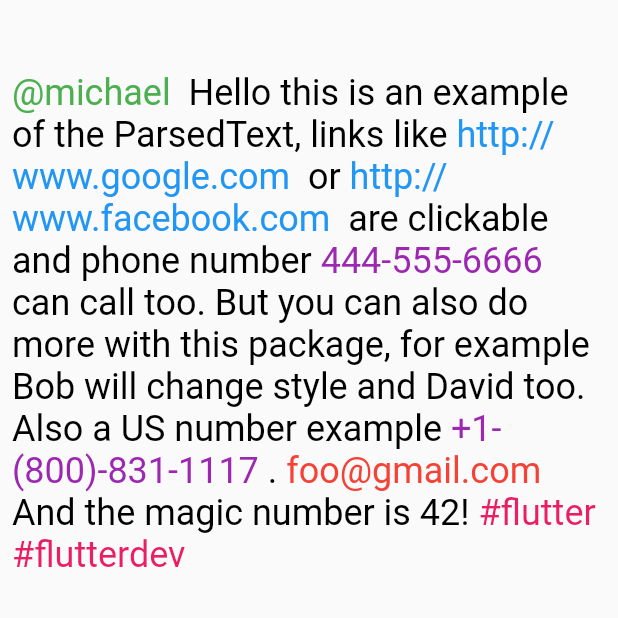
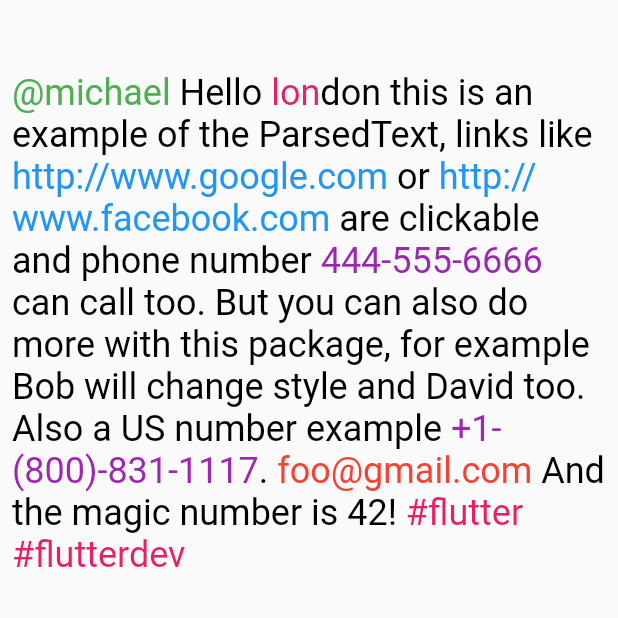
Before and after one commit to fayeed/flutter_parsed_text, a Flutter app: the screen it shows after launch, on a phone screen of 412 x 824 dp, the top half of it. Run offline on Flutter 3.47's test engine with Material 2 defaults, Android fonts, the phone set to English and light mode, and no system bars.

Commit message:
ParsedType enum added. Fixed a issue where a space was added after the parsed text.

```diff
--- a/example/lib/main.dart
+++ b/example/lib/main.dart
@@ -36,10 +36,10 @@ class _MainAppState extends State<MainApp> {
             child: ParsedText(
               alignment: TextAlign.start,
               text:
-                  "[@michael:51515151] Hello this is an example of the ParsedText, links like http://www.google.com or http://www.facebook.com are clickable and phone number 444-555-6666 can call too. But you can also do more with this package, for example Bob will change style and David too.\nAlso a US number example +1-(800)-831-1117. foo@gmail.com And the magic number is 42! #flutter #flutterdev",
+                  "[@michael:51515151] Hello london this is an example of the ParsedText, links like http://www.google.com or http://www.facebook.com are clickable and phone number 444-555-6666 can call too. But you can also do more with this package, for example Bob will change style and David too.\nAlso a US number example +1-(800)-831-1117. foo@gmail.com And the magic number is 42! #flutter #flutterdev",
               parse: <MatchText>[
                 MatchText(
-                    type: "email",
+                    type: ParsedType.EMAIL,
                     style: TextStyle(
                       color: Colors.red,
                       fontSize: 24,
@@ -48,7 +48,7 @@ class _MainAppState extends State<MainApp> {
                       launch("mailto:" + url);
                     }),
                 MatchText(
-                    type: "url",
+                    type: ParsedType.URL,
                     style: TextStyle(
                       color: Colors.blue,
                       fontSize: 24,
@@ -61,7 +61,7 @@ class _MainAppState extends State<MainApp> {
                       }
                     }),
                 MatchText(
-                    type: "phone",
+                    type: ParsedType.PHONE,
                     style: TextStyle(
                       color: Colors.purple,
                       fontSize: 24,
@@ -126,7 +126,14 @@ class _MainAppState extends State<MainApp> {
                           );
                         },
                       );
-                    })
+                    }),
+                MatchText(
+                    pattern: r"lon",
+                    style: TextStyle(
+                      color: Colors.pink,
+                      fontSize: 24,
+                    ),
+                    onTap: (url) async {})
               ],
               style: TextStyle(
                 fontSize: 24,
--- a/lib/src/match_text.dart
+++ b/lib/src/match_text.dart
@@ -1,16 +1,12 @@
 part of flutter_parsed_text;
 
-/// Predefined types
-const EMAIL = "email";
-const PHONE = "phone";
-const URL = "url";
-const CUSTOM = "custom";
+enum ParsedType { EMAIL, PHONE, URL, CUSTOM }
 
 /// A MatchText class which provides a structure for [ParsedText] to handle
 /// Pattern matching and also to provide custom [Function] and custom [TextStyle].
 class MatchText {
   /// Used to enforce Predefined regex to match from
-  String type;
+  ParsedType type;
 
   /// If no [type] property is explicitly defined then this propery must be
   /// non null takes a [regex] string
@@ -37,7 +33,7 @@ class MatchText {
 
   /// Creates a MatchText object
   MatchText({
-    this.type = CUSTOM,
+    this.type = ParsedType.CUSTOM,
     this.pattern,
     this.style,
     this.onTap,
--- a/lib/src/parsed_text.dart
+++ b/lib/src/parsed_text.dart
@@ -84,19 +84,19 @@ class ParsedText extends StatelessWidget {
     // Parse the whole text and adds "%%%%" before and after the
     // each matched text this will be used to split the text affectively
     parse.forEach((e) {
-      if (e.type == EMAIL) {
+      if (e.type == ParsedType.EMAIL) {
         RegExp regExp = RegExp(emailPattern, multiLine: true);
         newString = newString.splitMapJoin(regExp,
             onMatch: (m) => "%%%%${m.group(0)}%%%%", onNonMatch: (m) => "$m");
-      } else if (e.type == PHONE) {
+      } else if (e.type == ParsedType.PHONE) {
         RegExp regExp = RegExp(phonePattern);
         newString = newString.splitMapJoin(regExp,
             onMatch: (m) => "%%%%${m.group(0)}%%%%", onNonMatch: (m) => "$m");
-      } else if (e.type == URL) {
+      } else if (e.type == ParsedType.URL) {
         RegExp regExp = RegExp(urlPattern);
         newString = newString.splitMapJoin(regExp,
             onMatch: (m) => "%%%%${m.group(0)}%%%%", onNonMatch: (m) => "$m");
-      } else if (e.type == CUSTOM) {
+      } else if (e.type == ParsedType.CUSTOM) {
         RegExp regExp = RegExp(e.pattern,
             multiLine: e.regexOptions.multiLine,
             caseSensitive: e.regexOptions.caseSensitive,
@@ -122,7 +122,7 @@ class ParsedText extends StatelessWidget {
 
       // loop over to find patterns
       for (final e in parse) {
-        if (e.type == CUSTOM) {
+        if (e.type == ParsedType.CUSTOM) {
           RegExp customRegExp = RegExp(e.pattern,
               multiLine: e.regexOptions.multiLine,
               caseSensitive: e.regexOptions.caseSensitive,
@@ -138,22 +138,21 @@ class ParsedText extends StatelessWidget {
 
               widget = TextSpan(
                 style: e.style != null ? e.style : style,
-                text: "${result['display']} ",
+                text: "${result['display']}",
                 recognizer: TapGestureRecognizer()
                   ..onTap = () => e.onTap(result['value']),
               );
             } else {
               widget = TextSpan(
                 style: e.style != null ? e.style : style,
-                text: "$element ",
+                text: "$element",
                 recognizer: TapGestureRecognizer()
                   ..onTap = () => e.onTap(element),
               );
             }
             break;
           }
-        } else if (e.type == EMAIL) {
-          print("email$element");
+        } else if (e.type == ParsedType.EMAIL) {
           RegExp emailRegExp = RegExp(emailPattern);
 
           bool matched = emailRegExp.hasMatch(element);
@@ -161,14 +160,13 @@ class ParsedText extends StatelessWidget {
           if (matched) {
             widget = TextSpan(
               style: e.style != null ? e.style : style,
-              text: "$element ",
+              text: "$element",
               recognizer: TapGestureRecognizer()
                 ..onTap = () => e.onTap(element),
             );
             break;
           }
-        } else if (e.type == PHONE) {
-          print("phone $element");
+        } else if (e.type == ParsedType.PHONE) {
           RegExp phoneRegExp = RegExp(phonePattern);
 
           bool matched = phoneRegExp.hasMatch(element);
@@ -176,14 +174,13 @@ class ParsedText extends StatelessWidget {
           if (matched) {
             widget = TextSpan(
               style: e.style != null ? e.style : style,
-              text: "$element ",
+              text: "$element",
               recognizer: TapGestureRecognizer()
                 ..onTap = () => e.onTap(element),
             );
             break;
           }
-        } else if (e.type == URL) {
-          print("url $element");
+        } else if (e.type == ParsedType.URL) {
           RegExp urlRegExp = RegExp(urlPattern);
 
           bool matched = urlRegExp.hasMatch(element);
@@ -191,7 +188,7 @@ class ParsedText extends StatelessWidget {
           if (matched) {
             widget = TextSpan(
               style: e.style != null ? e.style : style,
-              text: "$element ",
+              text: "$element",
               recognizer: TapGestureRecognizer()
                 ..onTap = () => e.onTap(element),
             );
--- a/pubspec.yaml
+++ b/pubspec.yaml
@@ -1,6 +1,6 @@
 name: flutter_parsed_text
 description: A Flutter package to parse text and make them into multiple Flutter Text widget.
-version: 1.2.2
+version: 1.2.3
 author: "fayeed <fayeed@live.com>"
 homepage: https://github.com/fayeed/flutter_parsed_text
 
```
Also changed, not shown: example/pubspec.lock, 2 other files.
